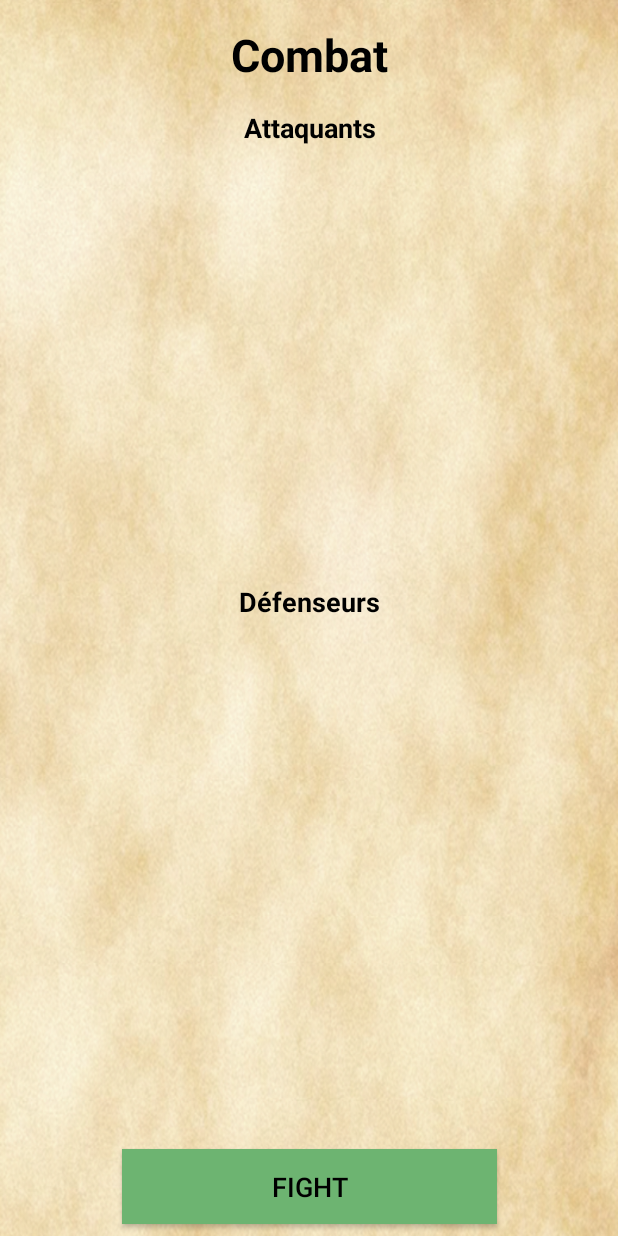
After one commit to Snargol/LUNYVER, an Android app: the PlayersFightActivity screen opened directly, with no data from a screen before it, on a phone screen of 412 x 824 dp. The commit adds this screen. Run offline under Robolectric (Android 15) with nearby library versions, the phone set to English and light mode, and no system bars.

Commit message:
template views

```diff
--- a/Lunyver/app/src/main/AndroidManifest.xml
+++ b/Lunyver/app/src/main/AndroidManifest.xml
@@ -11,6 +11,7 @@
         android:supportsRtl="true"
         android:theme="@style/Theme.AppCompat.NoActionBar"
         tools:ignore="GoogleAppIndexingWarning">
+        <activity android:name=".controler.PlayersFightActivity"></activity>
         <activity android:name=".controler.PlayerEditActivity" />
         <activity android:name=".controler.PlayersActivity" />
         <activity android:name=".controler.MainActivity">
--- /dev/null
+++ b/Lunyver/app/src/main/java/fr/snargol/lunyver/controler/PlayersFightActivity.java
@@ -0,0 +1,15 @@
+package fr.snargol.lunyver.controler;
+
+import android.support.v7.app.AppCompatActivity;
+import android.os.Bundle;
+
+import fr.snargol.lunyver.R;
+
+public class PlayersFightActivity extends AppCompatActivity {
+
+    @Override
+    protected void onCreate(Bundle savedInstanceState) {
+        super.onCreate(savedInstanceState);
+        setContentView(R.layout.activity_players_fight);
+    }
+}
--- a/Lunyver/app/src/main/res/layout/activity_players.xml
+++ b/Lunyver/app/src/main/res/layout/activity_players.xml
@@ -40,7 +40,7 @@
 
 
         <Button
-            android:id="@+id/button5"
+            android:id="@+id/button_fight"
             android:layout_width="50dp"
             android:layout_height="50dp"
             android:layout_marginStart="8dp"
--- /dev/null
+++ b/Lunyver/app/src/main/res/layout/activity_players_fight.xml
@@ -0,0 +1,135 @@
+<?xml version="1.0" encoding="utf-8"?>
+<android.support.constraint.ConstraintLayout
+    xmlns:android="http://schemas.android.com/apk/res/android"
+    xmlns:app="http://schemas.android.com/apk/res-auto"
+    xmlns:tools="http://schemas.android.com/tools"
+    android:background="@drawable/background"
+    android:layout_width="match_parent"
+    android:layout_height="match_parent">
+
+    <android.support.constraint.ConstraintLayout
+        android:id="@+id/constraintLayout7"
+        android:layout_width="370dp"
+        android:layout_height="300dp"
+        android:layout_marginStart="8dp"
+        android:layout_marginLeft="8dp"
+        android:layout_marginTop="16dp"
+        android:layout_marginEnd="8dp"
+        android:layout_marginRight="8dp"
+        app:layout_constraintEnd_toEndOf="parent"
+        app:layout_constraintStart_toStartOf="parent"
+        app:layout_constraintTop_toBottomOf="@+id/players_fight_title">
+
+        <ListView
+            android:id="@+id/players_fight_list_off"
+            android:orientation="horizontal"
+            android:layout_width="329dp"
+            android:layout_height="158dp"
+            android:layout_marginStart="8dp"
+            android:layout_marginLeft="8dp"
+            android:layout_marginTop="8dp"
+            android:layout_marginEnd="8dp"
+            android:layout_marginRight="8dp"
+            android:layout_marginBottom="8dp"
+            app:layout_constraintBottom_toBottomOf="parent"
+            app:layout_constraintEnd_toEndOf="parent"
+            app:layout_constraintStart_toStartOf="parent"
+            app:layout_constraintTop_toBottomOf="@+id/players_fight_title_off" />
+
+        <TextView
+            android:id="@+id/players_fight_title_off"
+            android:layout_width="wrap_content"
+            android:layout_height="wrap_content"
+            android:layout_marginStart="8dp"
+            android:layout_marginLeft="8dp"
+            android:layout_marginEnd="8dp"
+            android:layout_marginRight="8dp"
+            android:text="@string/attaquant"
+            android:textStyle="bold"
+            android:textColor="@color/colorBlack"
+            android:textSize="@dimen/little_titre"
+            app:layout_constraintEnd_toEndOf="parent"
+            app:layout_constraintStart_toStartOf="parent"
+            tools:layout_editor_absoluteY="16dp" />
+    </android.support.constraint.ConstraintLayout>
+
+    <android.support.constraint.ConstraintLayout
+        android:layout_width="370dp"
+        android:layout_height="300dp"
+        android:layout_marginStart="8dp"
+        android:layout_marginLeft="8dp"
+        android:layout_marginTop="8dp"
+        android:layout_marginEnd="8dp"
+        android:layout_marginRight="8dp"
+        app:layout_constraintEnd_toEndOf="parent"
+        app:layout_constraintStart_toStartOf="parent"
+        app:layout_constraintTop_toBottomOf="@+id/constraintLayout7">
+
+        <ListView
+            android:id="@+id/players_fight_list_def"
+            android:layout_width="329dp"
+            android:layout_height="192dp"
+            android:orientation="horizontal"
+            android:layout_marginStart="8dp"
+            android:layout_marginLeft="8dp"
+            android:layout_marginTop="8dp"
+            android:layout_marginEnd="8dp"
+            android:layout_marginRight="8dp"
+            android:layout_marginBottom="8dp"
+            app:layout_constraintBottom_toBottomOf="parent"
+            app:layout_constraintEnd_toEndOf="parent"
+            app:layout_constraintStart_toStartOf="parent"
+            app:layout_constraintTop_toBottomOf="@+id/players_fight_title_def" />
+
+        <TextView
+            android:id="@+id/players_fight_title_def"
+            android:layout_width="wrap_content"
+            android:layout_height="wrap_content"
+            android:layout_marginStart="8dp"
+            android:layout_marginLeft="8dp"
+            android:layout_marginTop="8dp"
+            android:layout_marginEnd="8dp"
+            android:layout_marginRight="8dp"
+            android:text="@string/defenseur"
+            android:textStyle="bold"
+            android:textColor="@color/colorBlack"
+            android:textSize="@dimen/little_titre"
+            app:layout_constraintEnd_toEndOf="parent"
+            app:layout_constraintStart_toStartOf="parent"
+            app:layout_constraintTop_toTopOf="parent" />
+    </android.support.constraint.ConstraintLayout>
+
+    <Button
+        android:id="@+id/players_fight_button_fight"
+        android:layout_width="250dp"
+        android:layout_height="50dp"
+        android:layout_marginStart="8dp"
+        android:layout_marginLeft="8dp"
+        android:layout_marginEnd="8dp"
+        android:layout_marginRight="8dp"
+        android:layout_marginBottom="8dp"
+        android:background="@color/colorGreenPale"
+        android:textColor="@color/colorBlack"
+        android:textSize="@dimen/little_titre"
+        android:text="@string/start_fight"
+        app:layout_constraintBottom_toBottomOf="parent"
+        app:layout_constraintEnd_toEndOf="parent"
+        app:layout_constraintStart_toStartOf="parent" />
+
+    <TextView
+        android:id="@+id/players_fight_title"
+        android:layout_width="wrap_content"
+        android:layout_height="wrap_content"
+        android:layout_marginStart="8dp"
+        android:layout_marginLeft="8dp"
+        android:layout_marginTop="16dp"
+        android:layout_marginEnd="8dp"
+        android:layout_marginRight="8dp"
+        android:text="@string/fight"
+        android:textStyle="bold"
+        android:textColor="@color/colorBlack"
+        android:textSize="@dimen/middle_titre"
+        app:layout_constraintEnd_toEndOf="parent"
+        app:layout_constraintStart_toStartOf="parent"
+        app:layout_constraintTop_toTopOf="parent" />
+</android.support.constraint.ConstraintLayout>
--- a/Lunyver/app/src/main/res/values/colors.xml
+++ b/Lunyver/app/src/main/res/values/colors.xml
@@ -6,6 +6,7 @@
     <color name="colorBlueOcean">#136666</color>
     <color name="colorBlack">#000000</color>
     <color name="colorGreen">#4CAF50</color>
+    <color name="colorGreenPale">#6DB471</color>
     <color name="colorRed">#E91E1E</color>
     <color name="colorGray">#585858</color>
 </resources>
--- a/Lunyver/app/src/main/res/values/strings.xml
+++ b/Lunyver/app/src/main/res/values/strings.xml
@@ -14,4 +14,8 @@
     <string name="confirm_action">Etes vous sûre de vouloir faire cela ?</string>
     <string name="enter_text">Veuillez entrer du texte</string>
     <string name="enter_text_hint">Nom</string>
+    <string name="fight">Combat</string>
+    <string name="attaquant">Attaquants</string>
+    <string name="defenseur">Défenseurs</string>
+    <string name="start_fight">FIGHT</string>
 </resources>
```
Also changed, not shown: Lunyver/app/src/main/java/fr/snargol/lunyver/controler/Adapters/PlayerFightAdapter.java (added, +27 -0 lines), Lunyver/app/src/main/java/fr/snargol/lunyver/controler/PlayersActivity.java (+10 -0 lines), Lunyver/app/src/main/java/fr/snargol/lunyver/model/Bonus.java (added, +56 -0 lines), Lunyver/app/src/main/res/layout/adapter_players_fight.xml (added, +125 -0 lines), Lunyver/app/src/main/res/layout/template_pop_up_add_bonus.xml (added, +153 -0 lines).
